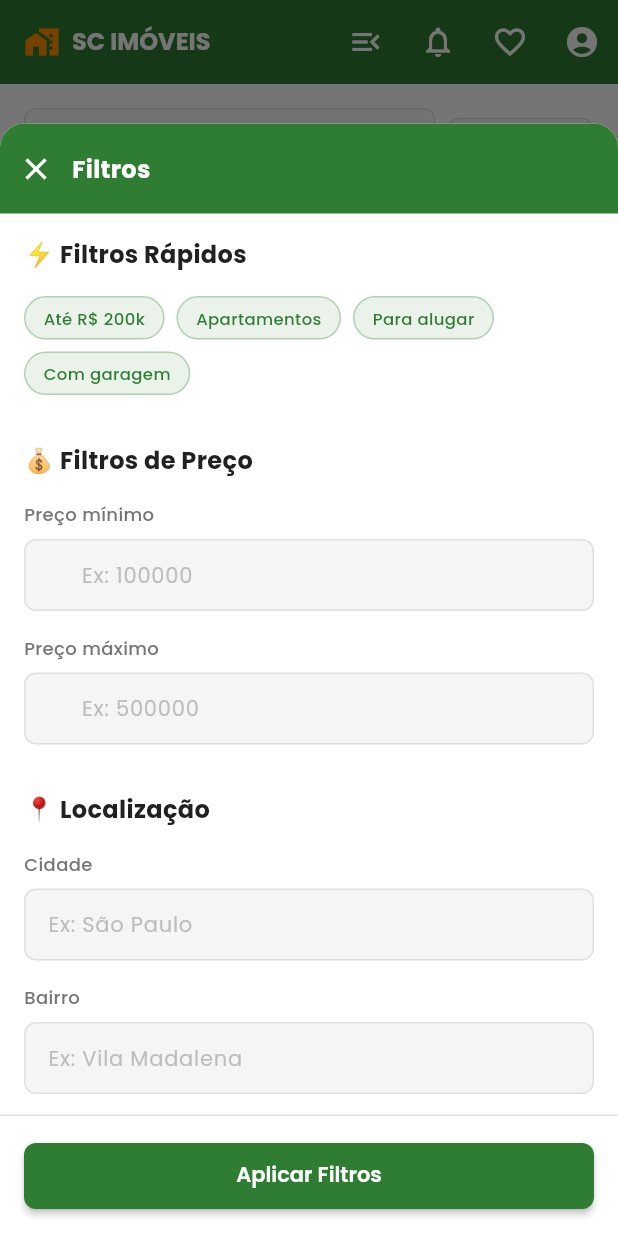
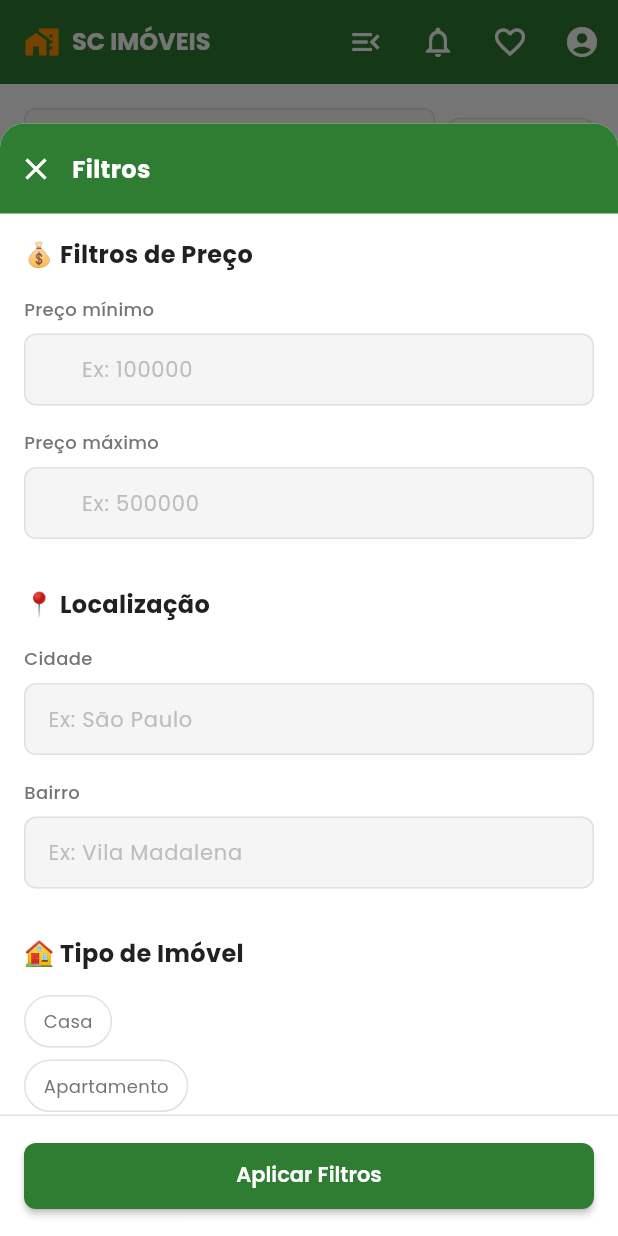
Before and after one commit to tallesdss/imobiliariadigital, a Flutter app: the UserHomeScreen screen opened by its route, after a tap on "Casas", after a tap on the "menu open" icon, on a phone screen of 412 x 824 dp. Run offline on Flutter 3.47's test engine with Material 3 defaults, Android fonts, the phone set to English and light mode, and no system bars; our stand-ins replace cloud_firestore, dio, file_picker, firebase_messaging, fl_chart, flutter_local_notifications and 10 more; accounts and stored records are empty; network calls fail.

Commit message:
Remove quick filters from the filter sidebar to streamline the user interface. This change simplifies the layout by eliminating unnecessary components, focusing on price and location filters instead.

```diff
--- a/lib/widgets/common/fixed_sidebar.dart
+++ b/lib/widgets/common/fixed_sidebar.dart
@@ -722,8 +722,6 @@ class _FilterSidebarContentState extends State<FilterSidebarContent> {
             child: Column(
               crossAxisAlignment: CrossAxisAlignment.start,
               children: [
-                _buildQuickFilters(),
-                const SizedBox(height: AppSpacing.xl),
                 _buildPriceFilters(),
                 const SizedBox(height: AppSpacing.xl),
                 _buildLocationFilters(),
@@ -1199,68 +1197,6 @@ class _FilterSidebarContentState extends State<FilterSidebarContent> {
     );
   }
 
-  Widget _buildQuickFilters() {
-    return Column(
-      crossAxisAlignment: CrossAxisAlignment.start,
-      children: [
-        Text(
-          '⚡ Filtros Rápidos',
-          style: AppTypography.h6.copyWith(
-            color: AppColors.textPrimary,
-            fontWeight: FontWeight.bold,
-          ),
-        ),
-        const SizedBox(height: AppSpacing.md),
-        Wrap(
-          spacing: 8,
-          runSpacing: 8,
-          children: [
-            _buildQuickFilterChip('Até R\$ 200k', () {
-              _currentFilters = _currentFilters.copyWith(maxPrice: 200000);
-              _updateFilters();
-            }),
-            _buildQuickFilterChip('Apartamentos', () {
-              _currentFilters = _currentFilters.copyWith(
-                propertyTypes: [PropertyType.apartment],
-              );
-              _updateFilters();
-            }),
-            _buildQuickFilterChip('Para alugar', () {
-              _currentFilters = _currentFilters.copyWith(
-                transactionType: TransactionType.rent,
-              );
-              _updateFilters();
-            }),
-            _buildQuickFilterChip('Com garagem', () {
-              _currentFilters = _currentFilters.copyWith(minParkingSpaces: 1);
-              _updateFilters();
-            }),
-          ],
-        ),
-      ],
-    );
-  }
-
-  Widget _buildQuickFilterChip(String label, VoidCallback onTap) {
-    return GestureDetector(
-      onTap: onTap,
-      child: Container(
-        padding: const EdgeInsets.symmetric(horizontal: 12, vertical: 6),
-        decoration: BoxDecoration(
-          color: AppColors.primary.withValues(alpha: 0.1),
-          border: Border.all(color: AppColors.primary.withValues(alpha: 0.3)),
-          borderRadius: BorderRadius.circular(16),
-        ),
-        child: Text(
-          label,
-          style: AppTypography.labelSmall.copyWith(
-            color: AppColors.primary,
-            fontWeight: FontWeight.w500,
-          ),
-        ),
-      ),
-    );
-  }
 
   Widget _buildLocationFilters() {
     return Column(
```
